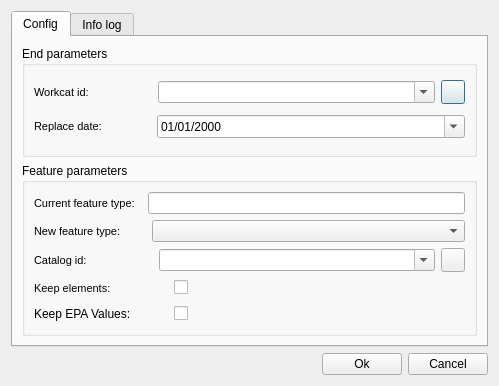
Old version of the form core/ui/toolbars/edit/feature_replace.ui in the repository Giswater/giswater_qgis_plugin.
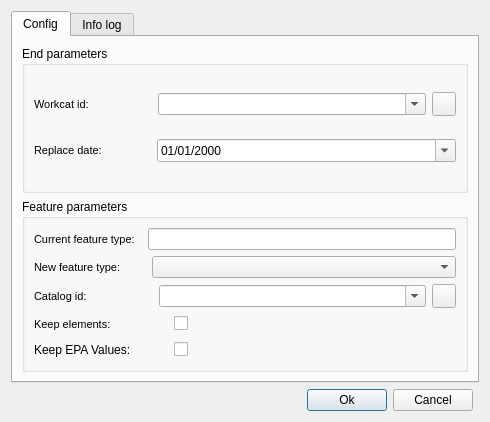
New version of the form. Icons and pictures are not drawn.

Commit message:
style(ui): add lyt_buttons QGridLayout for all dialogs.
# Cherry-picked from 9fcf2481a2d87da33b8ae50d2bdb939909b3d67b

Diff of the .ui file:
```diff
--- a/core/ui/toolbars/edit/feature_replace.ui
+++ b/core/ui/toolbars/edit/feature_replace.ui
@@ -6,14 +6,48 @@
    <rect>
     <x>0</x>
     <y>0</y>
-    <width>499</width>
-    <height>386</height>
+    <width>490</width>
+    <height>422</height>
    </rect>
   </property>
   <property name="windowTitle">
    <string>Replace feature</string>
   </property>
   <layout class="QGridLayout" name="gridLayout">
+   <item row="2" column="0">
+    <layout class="QGridLayout" name="lyt_buttons">
+     <property name="topMargin">
+      <number>0</number>
+     </property>
+     <item row="0" column="1">
+      <widget class="QPushButton" name="btn_accept">
+       <property name="text">
+        <string>Ok</string>
+       </property>
+      </widget>
+     </item>
+     <item row="0" column="2">
+      <widget class="QPushButton" name="btn_cancel">
+       <property name="text">
+        <string>Cancel</string>
+       </property>
+      </widget>
+     </item>
+     <item row="0" column="0">
+      <spacer name="horizontalSpacer">
+       <property name="orientation">
+        <enum>Qt::Horizontal</enum>
+       </property>
+       <property name="sizeHint" stdset="0">
+        <size>
+         <width>40</width>
+         <height>20</height>
+        </size>
+       </property>
+      </spacer>
+     </item>
+    </layout>
+   </item>
    <item row="0" column="0" colspan="2">
     <widget class="QTabWidget" name="mainTab">
      <property name="currentIndex">
@@ -529,37 +563,6 @@
      </widget>
     </widget>
    </item>
-   <item row="2" column="0" colspan="2">
-    <layout class="QHBoxLayout" name="horizontalLayout_9">
-     <item>
-      <spacer name="horizontalSpacer">
-       <property name="orientation">
-        <enum>Qt::Horizontal</enum>
-       </property>
-       <property name="sizeHint" stdset="0">
-        <size>
-         <width>40</width>
-         <height>20</height>
-        </size>
-       </property>
-      </spacer>
-     </item>
-     <item>
-      <widget class="QPushButton" name="btn_accept">
-       <property name="text">
-        <string>Ok</string>
-       </property>
-      </widget>
-     </item>
-     <item>
-      <widget class="QPushButton" name="btn_cancel">
-       <property name="text">
-        <string>Cancel</string>
-       </property>
-      </widget>
-     </item>
-    </layout>
-   </item>
   </layout>
  </widget>
  <resources/>
```
The commit also changes 58 other files.
